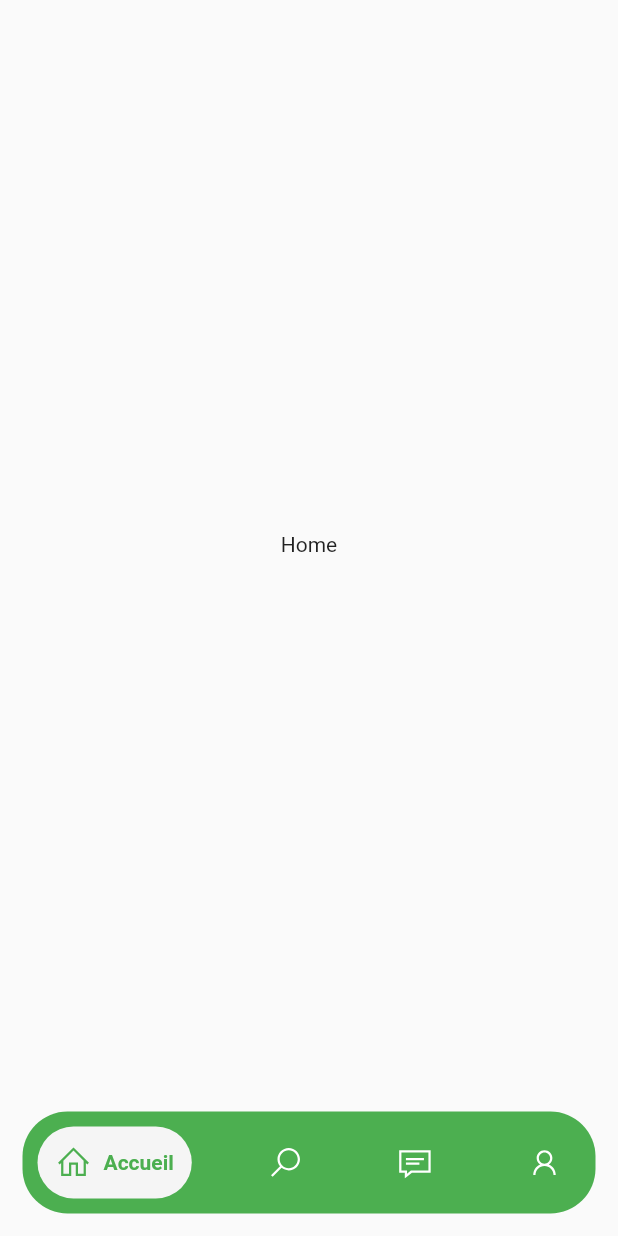
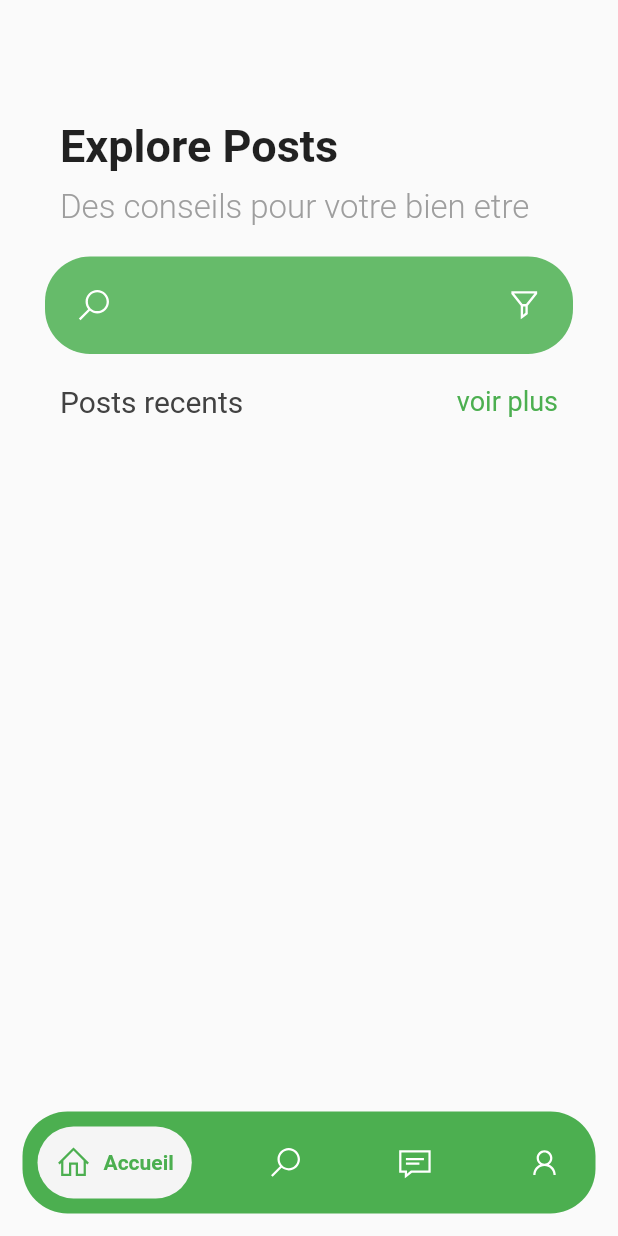
Before and after one commit to devsourcenathan/health_care, a Flutter app: the HomePage screen opened directly, on a phone screen of 412 x 824 dp. Run offline on Flutter 3.47's test engine with Material 2 defaults, Android fonts, the phone set to English and light mode, and no system bars; drawn by our look-alikes of google_nav_bar; our stand-ins replace cloud_firestore, firebase_auth, firebase_core, line_icons, shared_preferences, smooth_page_indicator; accounts and stored records are empty.

Commit message:
begin home screen

```diff
--- a/lib/screens/home/home_page.dart
+++ b/lib/screens/home/home_page.dart
@@ -2,6 +2,7 @@ import 'package:firebase_auth/firebase_auth.dart';
 import 'package:flutter/material.dart';
 import 'package:google_nav_bar/google_nav_bar.dart';
 import 'package:line_icons/line_icons.dart';
+import 'package:medical_project/screens/home/home_screen.dart';
 import 'package:medical_project/screens/profile/profile_screen.dart';
 import 'package:medical_project/screens/search/search_screen.dart';
 import 'package:medical_project/utils/color.dart';
@@ -20,9 +21,7 @@ class _HomePageState extends State<HomePage> {
   int _selectedIndex = 0;
 
   static const List<Widget> _widgetOptions = <Widget>[
-    Text(
-      'Home',
-    ),
+    HomeScreen(),
     SearchScreen(),
     Text(
       'Search',
--- /dev/null
+++ b/lib/screens/home/home_screen.dart
@@ -0,0 +1,111 @@
+import 'package:flutter/material.dart';
+import 'package:line_icons/line_icons.dart';
+
+import '../../utils/color.dart';
+
+class HomeScreen extends StatefulWidget {
+  const HomeScreen({super.key});
+
+  @override
+  State<HomeScreen> createState() => _HomeScreenState();
+}
+
+class _HomeScreenState extends State<HomeScreen> {
+  final _searchController = TextEditingController();
+
+  @override
+  Widget build(BuildContext context) {
+    return Column(
+      // mainAxisAlignment: MainAxisAlignment.center,
+      // crossAxisAlignment: CrossAxisAlignment.start,
+      children: [
+        SizedBox(
+          height: 80,
+        ),
+        Align(
+          alignment: Alignment.topLeft,
+          child: Container(
+            margin: EdgeInsets.only(left: 40, bottom: 10),
+            child: Text(
+              "Explore Posts",
+              style: TextStyle(
+                fontWeight: FontWeight.w600,
+                fontSize: 30,
+              ),
+            ),
+          ),
+        ),
+        Align(
+          alignment: Alignment.topLeft,
+          child: Container(
+            margin: EdgeInsets.only(left: 40, bottom: 20),
+            child: Text(
+              "Des conseils pour votre bien etre",
+              style: TextStyle(
+                fontWeight: FontWeight.w300,
+                fontSize: 22,
+                color: Colors.grey[500],
+              ),
+            ),
+          ),
+        ),
+
+        //Search bar
+        Container(
+          margin: EdgeInsets.symmetric(horizontal: 30),
+          padding: EdgeInsets.all(20),
+          decoration: BoxDecoration(
+              color: Colors.green[400],
+              borderRadius: BorderRadius.all(Radius.circular(30))),
+          child: Row(
+            mainAxisAlignment: MainAxisAlignment.spaceBetween,
+            children: [
+              Icon(
+                LineIcons.search,
+                color: Colors.white,
+                size: 25,
+              ),
+              Container(
+                child: Icon(
+                  LineIcons.filter,
+                  color: Colors.white,
+                  size: 25,
+                ),
+              )
+            ],
+          ),
+        ),
+        Align(
+          alignment: Alignment.topLeft,
+          child: Container(
+            margin: const EdgeInsets.symmetric(
+              horizontal: 40,
+              vertical: 20,
+            ),
+            child: Row(
+              mainAxisAlignment: MainAxisAlignment.spaceBetween,
+              children: [
+                Text(
+                  "Posts recents",
+                  style: TextStyle(
+                    fontWeight: FontWeight.w400,
+                    fontSize: 20,
+                    color: Colors.grey[800],
+                  ),
+                ),
+                const Text(
+                  "voir plus",
+                  style: TextStyle(
+                    fontWeight: FontWeight.w400,
+                    fontSize: 18,
+                    color: primary,
+                  ),
+                ),
+              ],
+            ),
+          ),
+        ),
+      ],
+    );
+  }
+}
```
